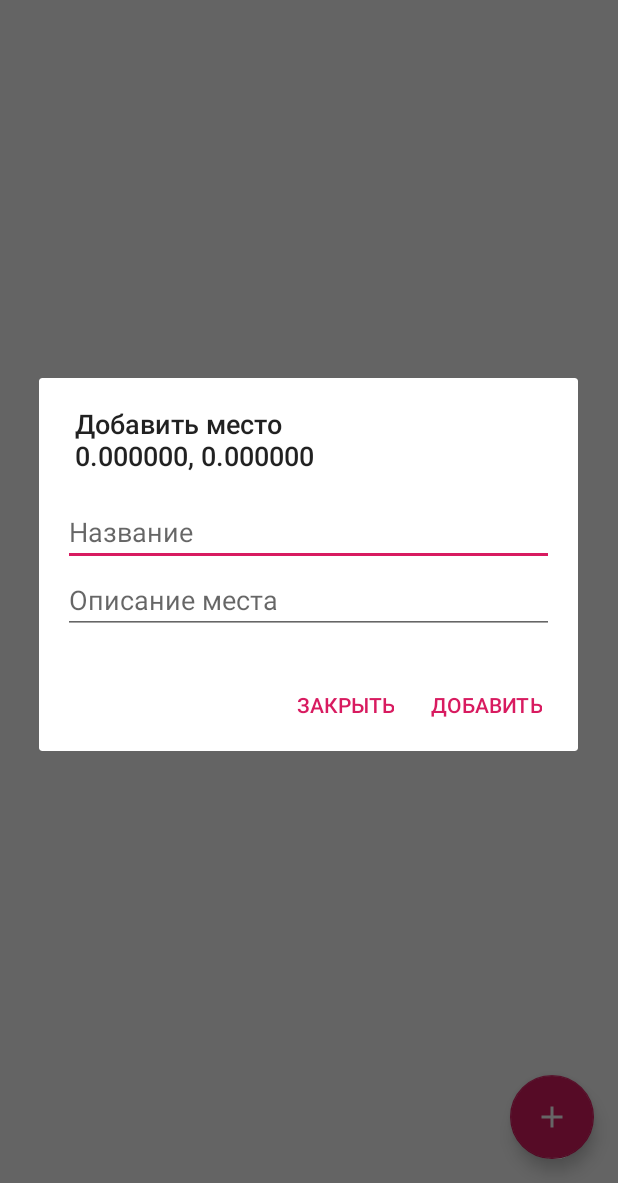
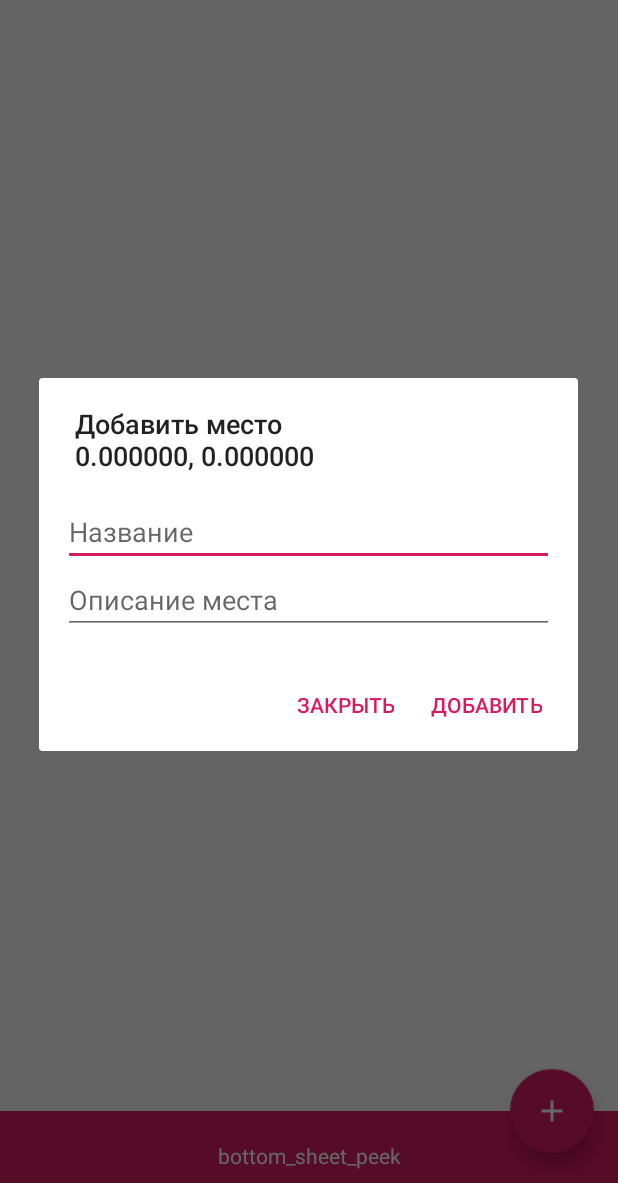
Before and after one commit to olezhko9/MyPlaces, an Android app: the screen it shows after launch (MapsActivity), after a tap on an icon or button, on a phone screen of 412 x 824 dp, the part 53-1236 px from its top. Run offline under Robolectric (Android 15) with nearby library versions, the phone set to English and light mode, and no system bars; 2 statements that could not run were skipped.

Commit message:
anchoring fab to bottom sheet

```diff
--- a/app/src/main/res/layout/activity_maps.xml
+++ b/app/src/main/res/layout/activity_maps.xml
@@ -16,16 +16,18 @@
         android:layout_height="match_parent"
         tools:context=".MapsActivity" />
 
+    <include layout="@layout/bottom_sheet" />
 
     <android.support.design.widget.FloatingActionButton
         android:id="@+id/add_marker_fab"
         android:layout_width="wrap_content"
         android:layout_height="wrap_content"
-        android:layout_gravity="bottom|end"
         android:layout_margin="16dp"
         android:src="@drawable/ic_add_white_24dp"
-        app:layout_anchorGravity="bottom|right|end"
         android:clickable="true"
-        android:focusable="true" />
+        android:focusable="true"
+        app:layout_anchor="@+id/bottom_sheet"
+        app:layout_anchorGravity="top|end" />
+
 
 </android.support.design.widget.CoordinatorLayout>
--- a/app/src/main/res/layout/bottom_sheet.xml
+++ b/app/src/main/res/layout/bottom_sheet.xml
@@ -1,4 +1,3 @@
-<?xml version="1.0" encoding="utf-8"?>
 <LinearLayout xmlns:android="http://schemas.android.com/apk/res/android"
     xmlns:app="http://schemas.android.com/apk/res-auto"
     android:id="@+id/bottom_sheet"
```
